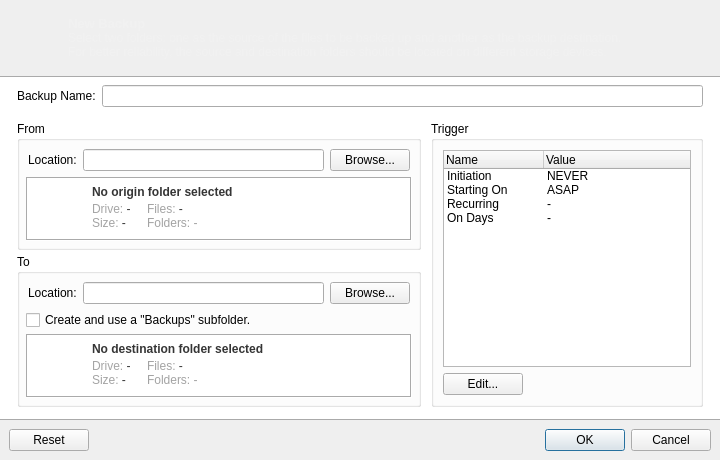
Above: src/Interface/BackupSetup.ui from matkeg/RobotCopy before the change. Below: the same form after it.
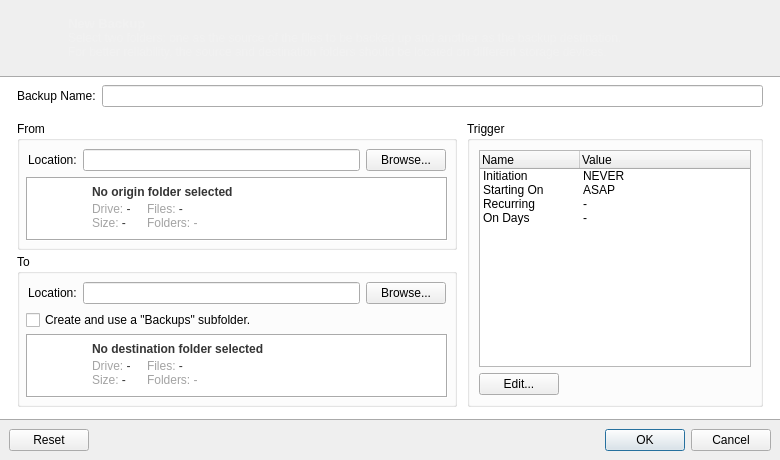
That is the form after the change. Icons and pictures are not drawn.

The edit to the form file:
```diff
--- a/src/Interface/BackupSetup.ui
+++ b/src/Interface/BackupSetup.ui
@@ -9,7 +9,7 @@
    <rect>
     <x>0</x>
     <y>0</y>
-    <width>720</width>
+    <width>780</width>
     <height>460</height>
    </rect>
   </property>
```
